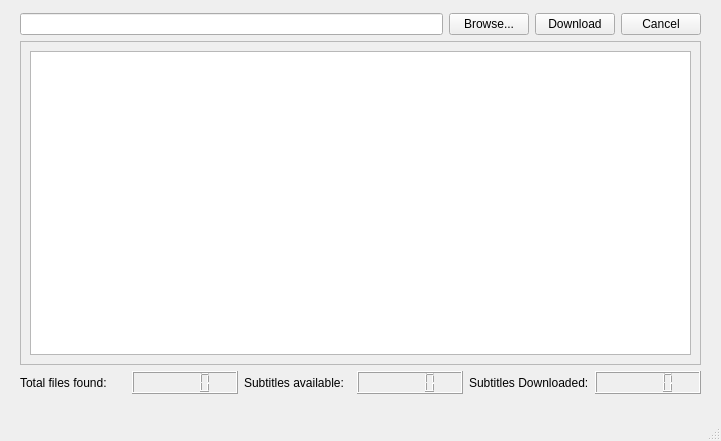
Old version of the form src/mainwindow.ui in the repository moxz/pysubd.
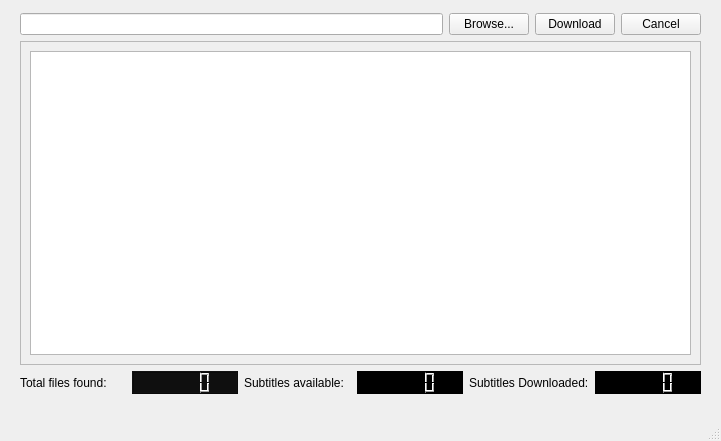
New version of the form.

Commit message: A major bug fix in downloading part . Also all notifications of "Subtitles not found" are now shown in the end in an alphabetically sorted order. Much more easier to read and comprehend.

Diff of the .ui file:
```diff
--- a/src/mainwindow.ui
+++ b/src/mainwindow.ui
@@ -20,7 +20,7 @@
    <property name="acceptDrops">
     <bool>true</bool>
    </property>
-   <widget class="QWidget" name="">
+   <widget class="QWidget" name="layoutWidget">
     <property name="geometry">
      <rect>
       <x>20</x>
@@ -93,7 +93,14 @@
         </widget>
        </item>
        <item>
-        <widget class="QLCDNumber" name="foundlcdNumber"/>
+        <widget class="QLCDNumber" name="foundlcdNumber">
+         <property name="styleSheet">
+          <string notr="true">background-color: rgb(15, 15, 15);</string>
+         </property>
+         <property name="numDigits">
+          <number>5</number>
+         </property>
+        </widget>
        </item>
        <item>
         <widget class="QLabel" name="label_2">
@@ -103,7 +110,14 @@
         </widget>
        </item>
        <item>
-        <widget class="QLCDNumber" name="availablelcdNumber"/>
+        <widget class="QLCDNumber" name="availablelcdNumber">
+         <property name="styleSheet">
+          <string notr="true">background-color: rgb(0, 0, 0);</string>
+         </property>
+         <property name="numDigits">
+          <number>5</number>
+         </property>
+        </widget>
        </item>
        <item>
         <widget class="QLabel" name="label_3">
@@ -113,7 +127,17 @@
         </widget>
        </item>
        <item>
-        <widget class="QLCDNumber" name="downloadedlcdNumber"/>
+        <widget class="QLCDNumber" name="downloadedlcdNumber">
+         <property name="styleSheet">
+          <string notr="true">background-color: rgb(0, 0, 0);</string>
+         </property>
+         <property name="frameShape">
+          <enum>QFrame::Box</enum>
+         </property>
+         <property name="numDigits">
+          <number>5</number>
+         </property>
+        </widget>
        </item>
       </layout>
      </item>
```
Left out of the diff: 4 changed lines with no effect on the pictures. The commit also changes 2 other files.
